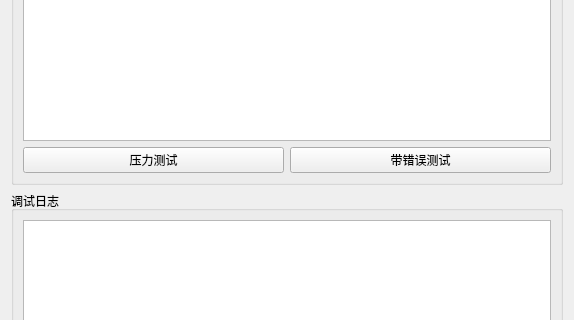
Before: the Qt Designer form platform/qt/demomain.ui in kidtic/eIODP-2.0, drawn with Qt 5; both pictures show x 0 to 574 and y 156 to 476 of the 574 by 600 pixel window.
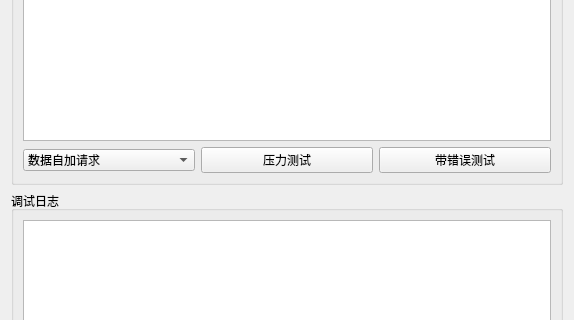
After: the same form once the commit is applied.

```diff
--- a/platform/qt/demomain.ui
+++ b/platform/qt/demomain.ui
@@ -157,6 +157,15 @@
       </item>
       <item>
        <layout class="QHBoxLayout" name="horizontalLayout_4">
+        <item>
+         <widget class="QComboBox" name="comboBox">
+          <item>
+           <property name="text">
+            <string>数据自加请求</string>
+           </property>
+          </item>
+         </widget>
+        </item>
         <item>
          <widget class="QPushButton" name="btn_alltest">
           <property name="text">
```
